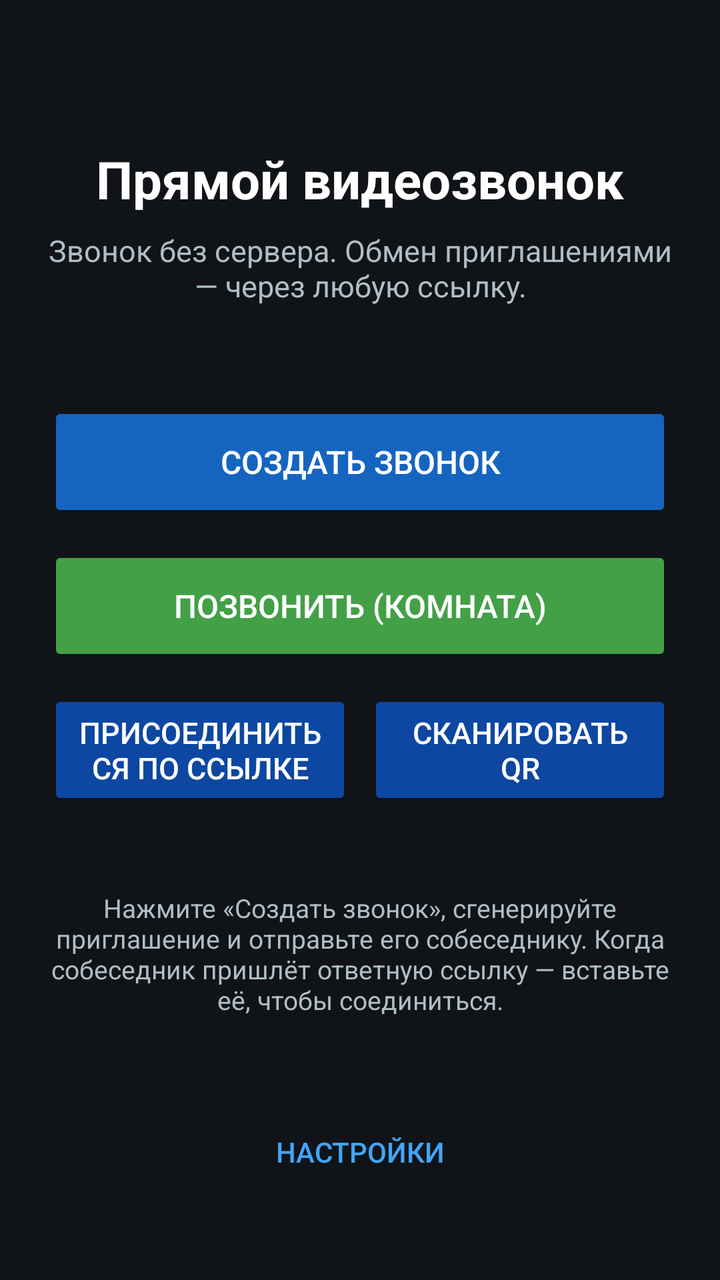
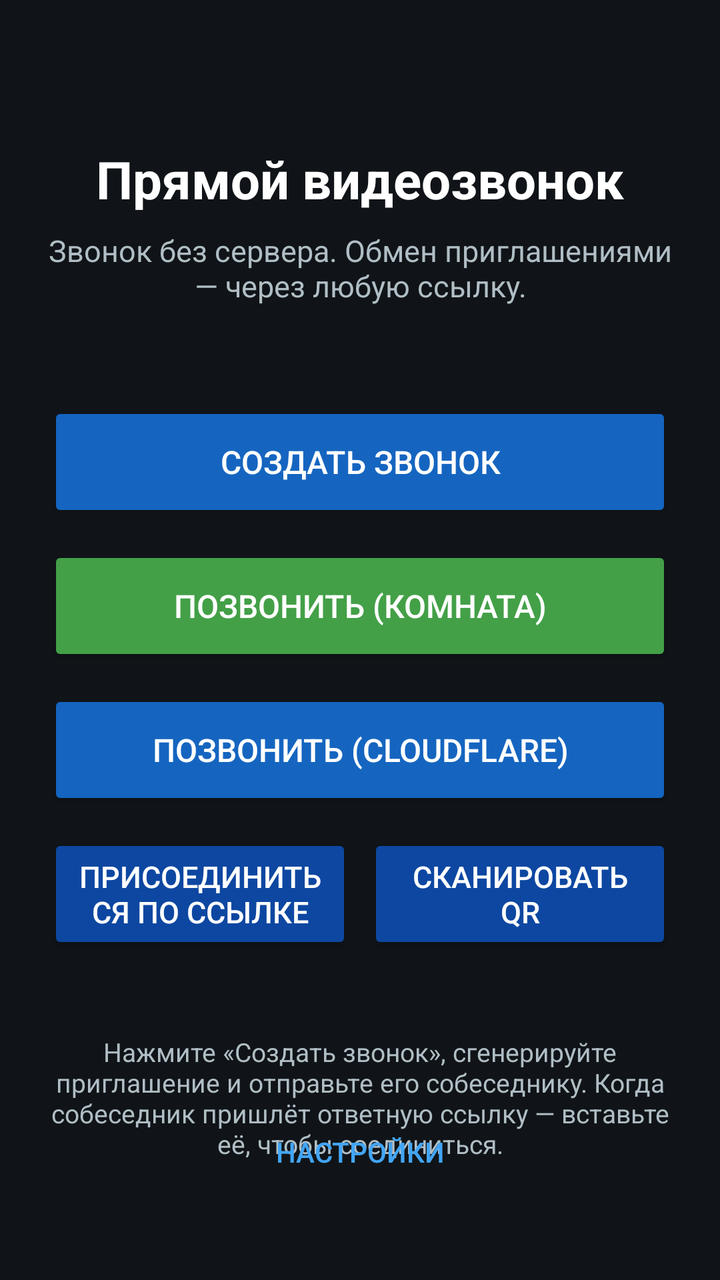

Two renders of the same Android screen: before a commit and after it. Below are the layout's source before the change and the commit's diff.
<!-- AndroidManifest.xml: activity theme Theme.P2PCall -->
<!-- res/layout/activity_main.xml -->
<?xml version="1.0" encoding="utf-8"?>
<androidx.constraintlayout.widget.ConstraintLayout xmlns:android="http://schemas.android.com/apk/res/android"
    xmlns:app="http://schemas.android.com/apk/res-auto"
    android:layout_width="match_parent"
    android:layout_height="match_parent"
    android:background="@color/bg_dark"
    android:padding="24dp">

    <TextView
        android:id="@+id/titleView"
        android:layout_width="0dp"
        android:layout_height="wrap_content"
        android:layout_marginTop="48dp"
        android:gravity="center"
        android:text="@string/home_title"
        android:textColor="@color/text_primary"
        android:textSize="26sp"
        android:textStyle="bold"
        app:layout_constraintEnd_toEndOf="parent"
        app:layout_constraintStart_toStartOf="parent"
        app:layout_constraintTop_toTopOf="parent" />

    <TextView
        android:id="@+id/subtitleView"
        android:layout_width="0dp"
        android:layout_height="wrap_content"
        android:layout_marginTop="8dp"
        android:gravity="center"
        android:text="@string/home_subtitle"
        android:textColor="@color/text_secondary"
        android:textSize="15sp"
        app:layout_constraintEnd_toEndOf="parent"
        app:layout_constraintStart_toStartOf="parent"
        app:layout_constraintTop_toBottomOf="@id/titleView" />

    <Button
        android:id="@+id/btnCreateCall"
        style="@style/Widget.AppCompat.Button.Colored"
        android:layout_width="0dp"
        android:layout_height="60dp"
        android:layout_marginTop="48dp"
        android:backgroundTint="@color/brand"
        android:text="@string/btn_create_call"
        android:textColor="@color/text_primary"
        android:textSize="16sp"
        app:layout_constraintEnd_toEndOf="parent"
        app:layout_constraintStart_toStartOf="parent"
        app:layout_constraintTop_toBottomOf="@id/subtitleView" />

    <Button
        android:id="@+id/btnRoomCall"
        style="@style/Widget.AppCompat.Button.Colored"
        android:layout_width="0dp"
        android:layout_height="60dp"
        android:layout_marginTop="12dp"
        android:backgroundTint="@color/ok"
        android:text="@string/btn_room_call"
        android:textColor="@color/text_primary"
        android:textSize="16sp"
        app:layout_constraintEnd_toEndOf="parent"
        app:layout_constraintStart_toStartOf="parent"
        app:layout_constraintTop_toBottomOf="@id/btnCreateCall" />

    <LinearLayout
        android:id="@+id/joinRow"
        android:layout_width="0dp"
        android:layout_height="wrap_content"
        android:layout_marginTop="12dp"
        android:orientation="horizontal"
        app:layout_constraintEnd_toEndOf="parent"
        app:layout_constraintStart_toStartOf="parent"
        app:layout_constraintTop_toBottomOf="@id/btnRoomCall">

        <Button
            android:id="@+id/btnJoinCall"
            style="@style/Widget.AppCompat.Button.Colored"
            android:layout_width="0dp"
            android:layout_height="60dp"
            android:layout_weight="1"
            android:backgroundTint="@color/brand_dark"
            android:text="@string/btn_join_call"
            android:textColor="@color/text_primary"
            android:textSize="15sp" />

        <Button
            android:id="@+id/btnScanQr"
            style="@style/Widget.AppCompat.Button.Colored"
            android:layout_width="0dp"
            android:layout_height="60dp"
            android:layout_marginStart="8dp"
            android:layout_weight="1"
            android:backgroundTint="@color/brand_dark"
            android:text="@string/btn_scan_qr"
            android:textColor="@color/text_primary"
            android:textSize="15sp" />
    </LinearLayout>

        <LinearLayout
        android:id="@+id/historyContainer"
        android:layout_width="0dp"
        android:layout_height="wrap_content"
        android:layout_marginTop="16dp"
        android:gravity="center"
        android:orientation="vertical"
        app:layout_constraintEnd_toEndOf="parent"
        app:layout_constraintStart_toStartOf="parent"
        app:layout_constraintTop_toBottomOf="@id/joinRow" />

    <TextView
        android:id="@+id/hintView"
        android:layout_width="0dp"
        android:layout_height="wrap_content"
        android:layout_marginTop="24dp"
        android:gravity="center"
        android:text="@string/home_hint"
        android:textColor="@color/text_secondary"
        android:textSize="13sp"
        app:layout_constraintEnd_toEndOf="parent"
        app:layout_constraintStart_toStartOf="parent"
        app:layout_constraintTop_toBottomOf="@id/historyContainer" />

    <Button
        android:id="@+id/btnSettings"
        style="@style/Widget.AppCompat.Button.Borderless"
        android:layout_width="wrap_content"
        android:layout_height="wrap_content"
        android:layout_marginBottom="16dp"
        android:text="@string/btn_settings"
        android:textColor="@color/brand_light"
        app:layout_constraintBottom_toBottomOf="parent"
        app:layout_constraintEnd_toEndOf="parent"
        app:layout_constraintStart_toStartOf="parent" />

</androidx.constraintlayout.widget.ConstraintLayout>
<!-- resources referenced by this layout -->
<resources>
  <color name="bg_dark">#101418</color>
  <color name="brand">#1565C0</color>
  <color name="brand_dark">#0D47A1</color>
  <color name="brand_light">#42A5F5</color>
  <color name="ok">#43A047</color>
  <color name="text_primary">#FFFFFF</color>
  <color name="text_secondary">#B0BEC5</color>
  <string name="btn_create_call">Создать звонок</string>
  <string name="btn_join_call">Присоединиться по ссылке</string>
  <string name="btn_room_call">Позвонить (комната)</string>
  <string name="btn_scan_qr">Сканировать QR</string>
  <string name="btn_settings">Настройки</string>
  <string name="home_hint">Нажмите «Создать звонок», сгенерируйте приглашение и отправьте его собеседнику. Когда собеседник пришлёт ответную ссылку — вставьте её, чтобы соединиться.</string>
  <string name="home_subtitle">Звонок без сервера. Обмен приглашениями — через любую ссылку.</string>
  <string name="home_title">Прямой видеозвонок</string>
  <style name="Theme.P2PCall" parent="Theme.AppCompat.DayNight.NoActionBar">
          <item name="colorPrimary">@color/brand</item>
          <item name="colorPrimaryDark">@color/brand_dark</item>
          <item name="colorAccent">@color/brand_light</item>
          <item name="android:windowBackground">@color/bg_dark</item>
          <item name="android:statusBarColor" tools:targetApi="21">@color/brand_dark</item>
      </style>
</resources>

<!-- the commit's change to res/layout/activity_main.xml (unified diff, before → after) -->
@@ -61,6 +61,20 @@
         app:layout_constraintStart_toStartOf="parent"
         app:layout_constraintTop_toBottomOf="@id/btnCreateCall" />
 
+    <Button
+        android:id="@+id/btnCloudCall"
+        style="@style/Widget.AppCompat.Button.Colored"
+        android:layout_width="0dp"
+        android:layout_height="60dp"
+        android:layout_marginTop="12dp"
+        android:backgroundTint="@color/brand"
+        android:text="@string/btn_cloud_call"
+        android:textColor="@color/text_primary"
+        android:textSize="16sp"
+        app:layout_constraintEnd_toEndOf="parent"
+        app:layout_constraintStart_toStartOf="parent"
+        app:layout_constraintTop_toBottomOf="@id/btnRoomCall" />
+
     <LinearLayout
         android:id="@+id/joinRow"
         android:layout_width="0dp"
@@ -69,7 +83,7 @@
         android:orientation="horizontal"
         app:layout_constraintEnd_toEndOf="parent"
         app:layout_constraintStart_toStartOf="parent"
-        app:layout_constraintTop_toBottomOf="@id/btnRoomCall">
+        app:layout_constraintTop_toBottomOf="@id/btnCloudCall">
 
         <Button
             android:id="@+id/btnJoinCall"
<!-- resource entries referenced after the edit -->
@@ -7,6 +7,7 @@
   <color name="ok">#43A047</color>
   <color name="text_primary">#FFFFFF</color>
   <color name="text_secondary">#B0BEC5</color>
+  <string name="btn_cloud_call">Позвонить (Cloudflare)</string>
   <string name="btn_create_call">Создать звонок</string>
   <string name="btn_join_call">Присоединиться по ссылке</string>
   <string name="btn_room_call">Позвонить (комната)</string>
